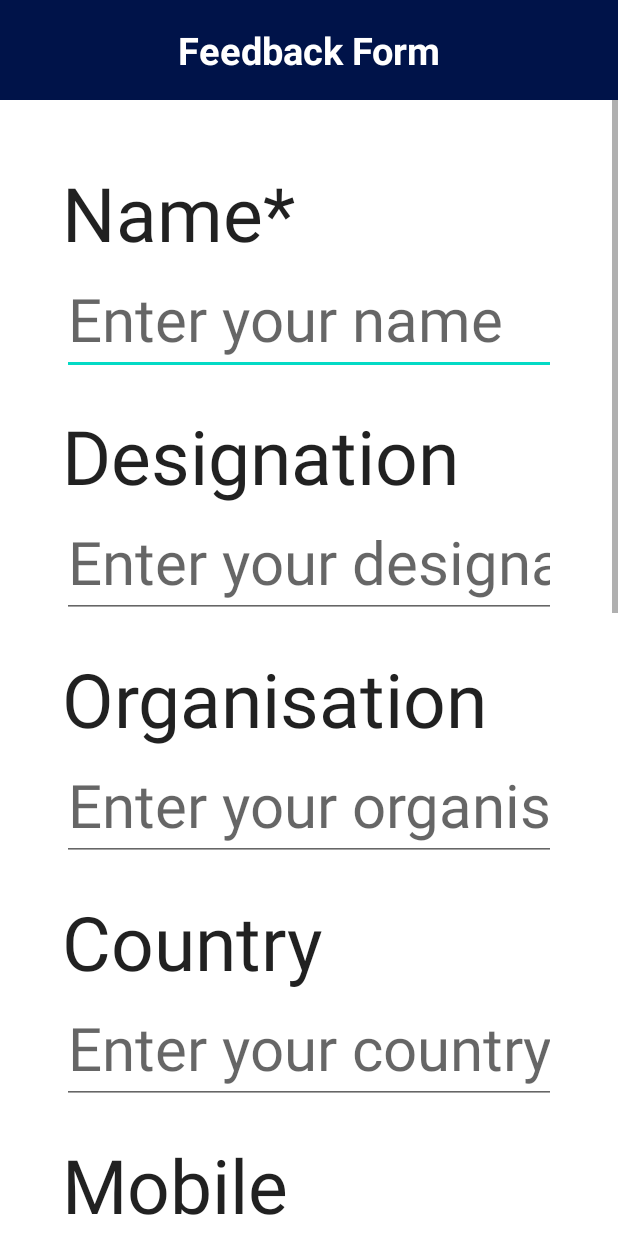
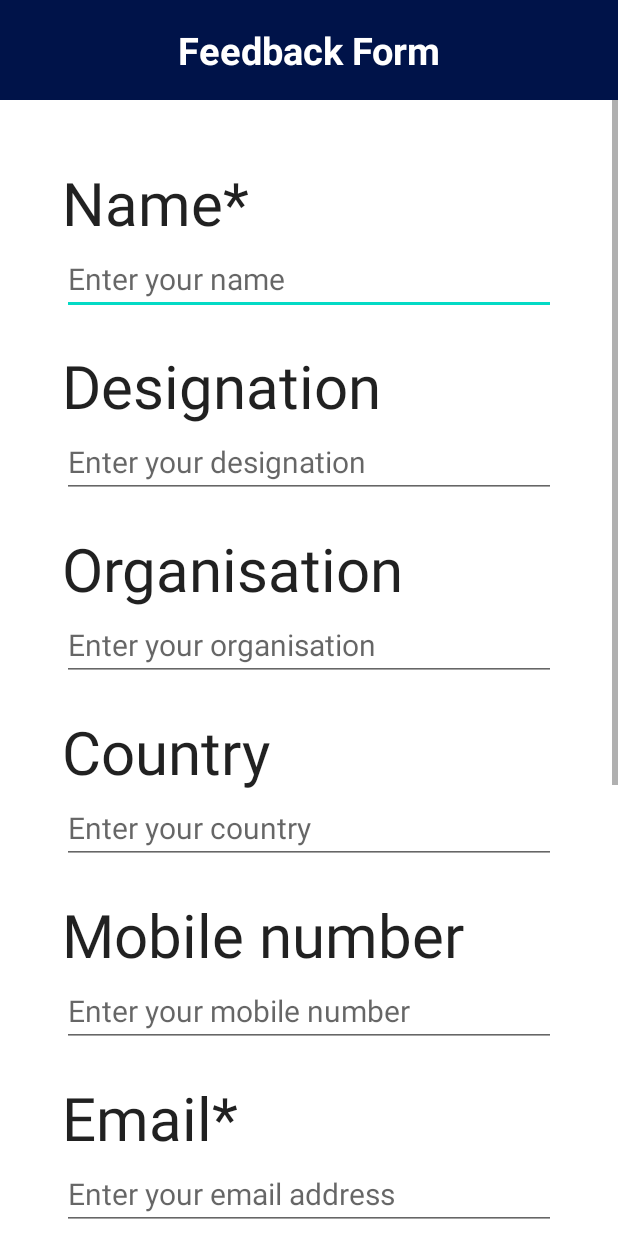
Before and after one commit to abhijeet-rao/Offline-Wapcos-G20-Summit-Feedback-Application-for-Tablet, an Android app: the screen it shows after launch (FeedbackActivity), after a tap on "FEEDBACK FORM", on a phone screen of 412 x 824 dp. Run offline under Robolectric (Android 15) with nearby library versions, the phone set to English and light mode, and no system bars.

Commit message:
made changes according to  android 13

```diff
--- a/app/build.gradle
+++ b/app/build.gradle
@@ -42,6 +42,7 @@ dependencies {
     implementation 'androidx.recyclerview:recyclerview:1.0.0'
     implementation 'androidx.sqlite:sqlite:2.1.0'
     testImplementation 'junit:junit:4.13.2'
+    implementation 'com.opencsv:opencsv:5.5.2'
     androidTestImplementation 'androidx.test.ext:junit:1.1.5'
     androidTestImplementation 'androidx.test.espresso:espresso-core:3.5.1'
 }
--- a/app/src/main/AndroidManifest.xml
+++ b/app/src/main/AndroidManifest.xml
@@ -3,8 +3,8 @@
     xmlns:tools="http://schemas.android.com/tools">
 
 
-    <uses-permission android:name="android.permission.WRITE_EXTERNAL_STORAGE" />
-    <uses-permission android:name="android.permission.READ_EXTERNAL_STORAGE" />
+<!--    <uses-permission android:name="android.permission.WRITE_EXTERNAL_STORAGE" />-->
+<!--    <uses-permission android:name="android.permission.READ_EXTERNAL_STORAGE" />-->
     <uses-permission
         android:name="android.permission.MANAGE_EXTERNAL_STORAGE"
         android:protectionLevel="signature" />
--- a/app/src/main/res/layout-land/fragment_detail.xml
+++ b/app/src/main/res/layout-land/fragment_detail.xml
@@ -302,7 +302,6 @@
                         android:layout_height="wrap_content"
                         android:layout_gravity="center_horizontal"
                         android:layout_margin="40dp"
-                        android:background="@drawable/custom_rectangle"
                         android:paddingStart="60dp"
                         android:paddingTop="20dp"
                         android:paddingEnd="60dp"
--- a/app/src/main/res/layout-land/fragment_feedback_form.xml
+++ b/app/src/main/res/layout-land/fragment_feedback_form.xml
@@ -35,7 +35,7 @@
                 android:layout_height="wrap_content"
                 android:text="Name*"
                 android:textAppearance="@style/TextAppearance.AppCompat.Large"
-                android:textSize="50sp" />
+                android:textSize="40sp" />
 
             <EditText
                 android:id="@+id/nameEditText"
@@ -43,7 +43,7 @@
                 android:layout_height="wrap_content"
                 android:hint="Enter your name"
                 android:inputType="text"
-                android:textSize="40sp" />
+                android:textSize="20sp" />
 
             <TextView
                 android:layout_width="wrap_content"
@@ -51,7 +51,7 @@
                 android:paddingTop="20dp"
                 android:text="Designation"
                 android:textAppearance="@style/TextAppearance.AppCompat.Large"
-                android:textSize="50sp" />
+                android:textSize="40sp" />
 
             <EditText
                 android:id="@+id/designationEditText"
@@ -59,7 +59,7 @@
                 android:layout_height="wrap_content"
                 android:hint="Enter your designation"
                 android:inputType="text"
-                android:textSize="40sp" />
+                android:textSize="20sp" />
 
             <TextView
                 android:layout_width="wrap_content"
@@ -67,7 +67,7 @@
                 android:paddingTop="20dp"
                 android:text="Organisation"
                 android:textAppearance="@style/TextAppearance.AppCompat.Large"
-                android:textSize="50sp" />
+                android:textSize="40sp" />
 
             <EditText
                 android:id="@+id/organisationEditText"
@@ -75,7 +75,7 @@
                 android:layout_height="wrap_content"
                 android:hint="Enter your organisation"
                 android:inputType="text"
-                android:textSize="40sp" />
+                android:textSize="20sp" />
 
             <TextView
                 android:layout_width="wrap_content"
@@ -83,7 +83,7 @@
                 android:paddingTop="20dp"
                 android:text="Country"
                 android:textAppearance="@style/TextAppearance.AppCompat.Large"
-                android:textSize="50sp" />
+                android:textSize="40sp" />
 
             <EditText
                 android:id="@+id/countryEditText"
@@ -91,7 +91,7 @@
                 android:layout_height="wrap_content"
                 android:hint="Enter your country"
                 android:inputType="text"
-                android:textSize="40sp" />
+                android:textSize="20sp" />
 
             <TextView
                 android:layout_width="wrap_content"
@@ -99,7 +99,7 @@
                 android:paddingTop="20dp"
                 android:text="Mobile number"
                 android:textAppearance="@style/TextAppearance.AppCompat.Large"
-                android:textSize="50sp" />
+                android:textSize="40sp" />
 
             <EditText
                 android:id="@+id/mobileEditText"
@@ -107,7 +107,7 @@
                 android:layout_height="wrap_content"
                 android:hint="Enter your mobile number"
                 android:inputType="phone"
-                android:textSize="40sp" />
+                android:textSize="20sp" />
 
             <TextView
                 android:layout_width="wrap_content"
@@ -115,7 +115,7 @@
                 android:paddingTop="20dp"
                 android:text="Email*"
                 android:textAppearance="@style/TextAppearance.AppCompat.Large"
-                android:textSize="50sp" />
+                android:textSize="40sp" />
 
             <EditText
                 android:id="@+id/emailEditText"
@@ -123,7 +123,7 @@
                 android:layout_height="wrap_content"
                 android:hint="Enter your email address"
                 android:inputType="textEmailAddress"
-                android:textSize="40sp" />
+                android:textSize="20sp" />
 
             <TextView
                 android:layout_width="wrap_content"
@@ -131,7 +131,7 @@
                 android:paddingTop="20dp"
                 android:text="Area of Interest* (max 1000 words)"
                 android:textAppearance="@style/TextAppearance.AppCompat.Large"
-                android:textSize="50sp" />
+                android:textSize="40sp" />
 
             <EditText
                 android:id="@+id/areaOfInterestEditText"
@@ -140,7 +140,7 @@
                 android:hint="Enter Area of Interest"
                 android:inputType="textMultiLine"
                 android:maxLines="5"
-                android:textSize="30sp" />
+                android:textSize="20sp" />
 
             <TextView
                 android:id="@+id/remarksTextView"
@@ -149,7 +149,7 @@
                 android:paddingTop="20dp"
                 android:text="Remarks"
                 android:textAppearance="@style/TextAppearance.AppCompat.Large"
-                android:textSize="50sp" />
+                android:textSize="40sp" />
 
             <EditText
                 android:id="@+id/remarksEditText"
@@ -158,7 +158,7 @@
                 android:hint="Enter Remarks"
                 android:inputType="textMultiLine"
                 android:maxLines="5"
-                android:textSize="30sp" />
+                android:textSize="20sp" />
 
 
             <com.google.android.material.button.MaterialButton
@@ -168,7 +168,7 @@
                 android:layout_gravity="center_horizontal"
                 android:layout_marginTop="40dp"
                 android:layout_marginBottom="50dp"
-                android:background="@drawable/custom_rectangle"
+
                 android:paddingStart="60dp"
                 android:paddingTop="20dp"
                 android:paddingEnd="60dp"
--- a/app/src/main/res/layout-land/fragment_feedback_list.xml
+++ b/app/src/main/res/layout-land/fragment_feedback_list.xml
@@ -66,7 +66,6 @@
         android:layout_height="wrap_content"
         android:layout_gravity="center_horizontal"
         android:layout_margin="40dp"
-        android:background="@drawable/custom_rectangle"
         android:paddingStart="60dp"
         android:paddingTop="20dp"
         android:paddingEnd="60dp"
--- a/app/src/main/res/layout/fragment_detail.xml
+++ b/app/src/main/res/layout/fragment_detail.xml
@@ -63,7 +63,6 @@
                             android:focusableInTouchMode="false"
                             android:fontFamily="@font/product_sans_regular"
                             android:padding="30dp"
-                            android:text="ABHIJEET"
                             android:textAppearance="@style/TextAppearance.AppCompat.Large"
                             android:textSize="30sp" />
                     </com.google.android.material.textfield.TextInputLayout>
@@ -302,7 +301,6 @@
                         android:layout_height="wrap_content"
                         android:layout_gravity="center_horizontal"
                         android:layout_margin="40dp"
-                        android:background="@drawable/custom_rectangle"
                         android:paddingStart="60dp"
                         android:paddingTop="20dp"
                         android:paddingEnd="60dp"
--- a/app/src/main/res/layout/fragment_feedback_form.xml
+++ b/app/src/main/res/layout/fragment_feedback_form.xml
@@ -35,7 +35,7 @@
                 android:layout_height="wrap_content"
                 android:text="Name*"
                 android:textAppearance="@style/TextAppearance.AppCompat.Large"
-                android:textSize="50sp" />
+                android:textSize="40sp" />
 
             <EditText
                 android:id="@+id/nameEditText"
@@ -43,7 +43,7 @@
                 android:layout_height="wrap_content"
                 android:hint="Enter your name"
                 android:inputType="text"
-                android:textSize="40sp" />
+                android:textSize="20sp" />
 
             <TextView
                 android:layout_width="wrap_content"
@@ -51,7 +51,7 @@
                 android:paddingTop="20dp"
                 android:text="Designation"
                 android:textAppearance="@style/TextAppearance.AppCompat.Large"
-                android:textSize="50sp" />
+                android:textSize="40sp" />
 
             <EditText
                 android:id="@+id/designationEditText"
@@ -59,7 +59,7 @@
                 android:layout_height="wrap_content"
                 android:hint="Enter your designation"
                 android:inputType="text"
-                android:textSize="40sp" />
+                android:textSize="20sp" />
 
             <TextView
                 android:layout_width="wrap_content"
@@ -67,7 +67,7 @@
                 android:paddingTop="20dp"
                 android:text="Organisation"
                 android:textAppearance="@style/TextAppearance.AppCompat.Large"
-                android:textSize="50sp" />
+                android:textSize="40sp" />
 
             <EditText
                 android:id="@+id/organisationEditText"
@@ -75,7 +75,7 @@
                 android:layout_height="wrap_content"
                 android:hint="Enter your organisation"
                 android:inputType="text"
-                android:textSize="40sp" />
+                android:textSize="20sp" />
 
             <TextView
                 android:layout_width="wrap_content"
@@ -83,7 +83,7 @@
                 android:paddingTop="20dp"
                 android:text="Country"
                 android:textAppearance="@style/TextAppearance.AppCompat.Large"
-                android:textSize="50sp" />
+                android:textSize="40sp" />
 
             <EditText
                 android:id="@+id/countryEditText"
@@ -91,7 +91,7 @@
                 android:layout_height="wrap_content"
                 android:hint="Enter your country"
                 android:inputType="text"
-                android:textSize="40sp" />
+                android:textSize="20sp" />
 
             <TextView
                 android:layout_width="wrap_content"
@@ -99,7 +99,7 @@
                 android:paddingTop="20dp"
                 android:text="Mobile number"
                 android:textAppearance="@style/TextAppearance.AppCompat.Large"
-                android:textSize="50sp" />
+                android:textSize="40sp" />
 
             <EditText
                 android:id="@+id/mobileEditText"
@@ -107,7 +107,7 @@
                 android:layout_height="wrap_content"
                 android:hint="Enter your mobile number"
                 android:inputType="phone"
-                android:textSize="40sp" />
+                android:textSize="20sp" />
 
             <TextView
                 android:layout_width="wrap_content"
@@ -115,7 +115,7 @@
                 android:paddingTop="20dp"
                 android:text="Email*"
                 android:textAppearance="@style/TextAppearance.AppCompat.Large"
-                android:textSize="50sp" />
+                android:textSize="40sp" />
 
             <EditText
                 android:id="@+id/emailEditText"
@@ -123,7 +123,7 @@
                 android:layout_height="wrap_content"
                 android:hint="Enter your email address"
                 android:inputType="textEmailAddress"
-                android:textSize="40sp" />
+                android:textSize="20sp" />
 
             <TextView
                 android:layout_width="wrap_content"
@@ -131,7 +131,7 @@
                 android:paddingTop="20dp"
                 android:text="Area of Interest* (max 1000 words)"
                 android:textAppearance="@style/TextAppearance.AppCompat.Large"
-                android:textSize="50sp" />
+                android:textSize="40sp" />
 
             <EditText
                 android:id="@+id/areaOfInterestEditText"
@@ -140,7 +140,7 @@
                 android:hint="Enter Area of Interest"
                 android:inputType="textMultiLine"
                 android:maxLines="5"
-                android:textSize="30sp" />
+                android:textSize="20sp" />
 
             <TextView
                 android:id="@+id/remarksTextView"
@@ -149,7 +149,7 @@
                 android:paddingTop="20dp"
                 android:text="Remarks"
                 android:textAppearance="@style/TextAppearance.AppCompat.Large"
-                android:textSize="50sp" />
+                android:textSize="40sp" />
 
             <EditText
                 android:id="@+id/remarksEditText"
@@ -158,7 +158,7 @@
                 android:hint="Enter Remarks"
                 android:inputType="textMultiLine"
                 android:maxLines="5"
-                android:textSize="30sp" />
+                android:textSize="20sp" />
 
 
             <com.google.android.material.button.MaterialButton
@@ -168,7 +168,7 @@
                 android:layout_gravity="center_horizontal"
                 android:layout_marginTop="40dp"
                 android:layout_marginBottom="50dp"
-                android:background="@drawable/custom_rectangle"
+
                 android:paddingStart="60dp"
                 android:paddingTop="20dp"
                 android:paddingEnd="60dp"
--- a/app/src/main/res/layout/fragment_feedback_list.xml
+++ b/app/src/main/res/layout/fragment_feedback_list.xml
@@ -66,7 +66,6 @@
         android:layout_height="wrap_content"
         android:layout_gravity="center_horizontal"
         android:layout_margin="40dp"
-        android:background="@drawable/custom_rectangle"
         android:paddingStart="60dp"
         android:paddingTop="20dp"
         android:paddingEnd="60dp"
```
Also changed, not shown: app/src/main/java/com/example/wapcosfeedback/fragments/FeedbackListFragment.java (+55 -45 lines).
